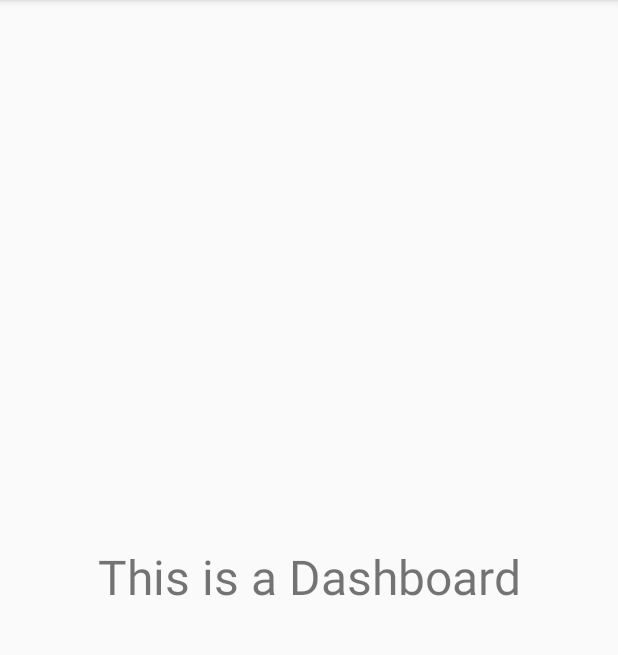
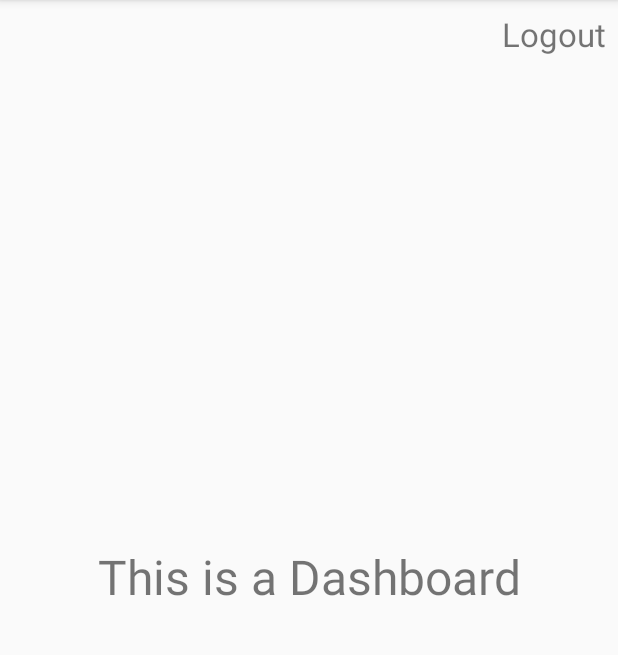
Before and after one commit to fletchy95/Agrivolution, an Android app: the Dashboard screen opened directly, with no data from a screen before it, on a phone screen of 412 x 824 dp, the part 84-739 px from its top. Run offline under Robolectric (Android 15) with nearby library versions, the phone set to English and light mode, and no system bars.

Commit message:
Added Logout Logic

```diff
--- a/app/src/main/java/com/example/vanda/agrivolution/Dashboard.java
+++ b/app/src/main/java/com/example/vanda/agrivolution/Dashboard.java
@@ -1,13 +1,27 @@
 package com.example.vanda.agrivolution;
 
+import android.content.Intent;
 import android.support.v7.app.AppCompatActivity;
 import android.os.Bundle;
+import android.view.View;
+import android.widget.TextView;
 
 public class Dashboard extends AppCompatActivity {
 
+    private TextView Logout;
     @Override
     protected void onCreate(Bundle savedInstanceState) {
         super.onCreate(savedInstanceState);
         setContentView(R.layout.activity_dashboard);
+
+        Logout = (TextView)findViewById(R.id.tvLogout);
+
+        Logout.setOnClickListener(new View.OnClickListener() {
+            @Override
+            public void onClick(View v) {
+                Intent intent = new Intent(Dashboard.this, Login.class);
+                startActivity(intent);
+            }
+        });
     }
 }
--- a/app/src/main/res/layout/activity_dashboard.xml
+++ b/app/src/main/res/layout/activity_dashboard.xml
@@ -7,7 +7,7 @@
     tools:context=".Dashboard">
 
     <TextView
-        android:id="@+id/tv"
+        android:id="@+id/tvDashboard"
         android:layout_width="wrap_content"
         android:layout_height="wrap_content"
         android:layout_marginStart="8dp"
@@ -21,6 +21,26 @@
         app:layout_constraintBottom_toBottomOf="parent"
         app:layout_constraintEnd_toEndOf="parent"
         app:layout_constraintStart_toStartOf="parent"
-        app:layout_constraintTop_toTopOf="parent" />
+        app:layout_constraintTop_toTopOf="parent"
+        tools:id="tvdashboard" />
+
+    <TextView
+        android:id="@+id/tvLogout"
+        android:layout_width="wrap_content"
+        android:layout_height="wrap_content"
+        android:layout_marginStart="8dp"
+        android:layout_marginLeft="8dp"
+        android:layout_marginTop="8dp"
+        android:layout_marginEnd="8dp"
+        android:layout_marginRight="8dp"
+        android:layout_marginBottom="8dp"
+        android:text="Logout"
+        android:textSize="22sp"
+        app:layout_constraintBottom_toBottomOf="parent"
+        app:layout_constraintEnd_toEndOf="parent"
+        app:layout_constraintHorizontal_bias="1.0"
+        app:layout_constraintStart_toStartOf="parent"
+        app:layout_constraintTop_toTopOf="parent"
+        app:layout_constraintVertical_bias="0.0" />
 
 </android.support.constraint.ConstraintLayout>
```
